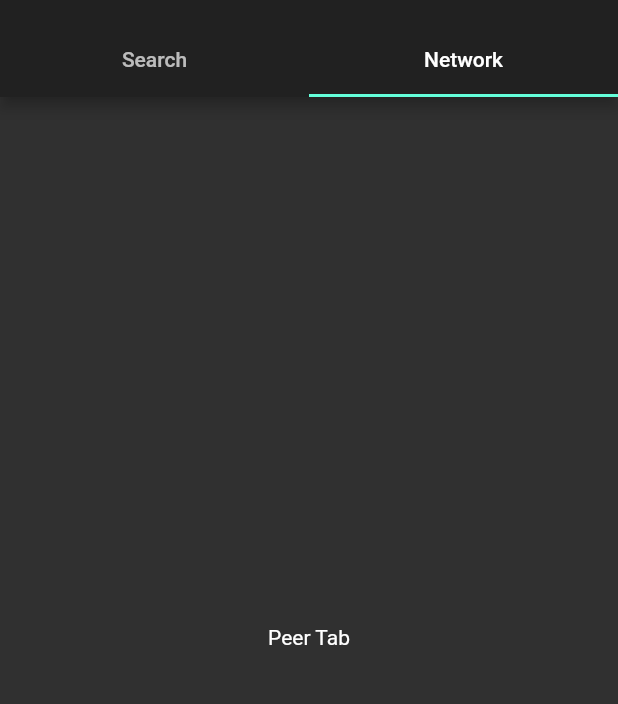
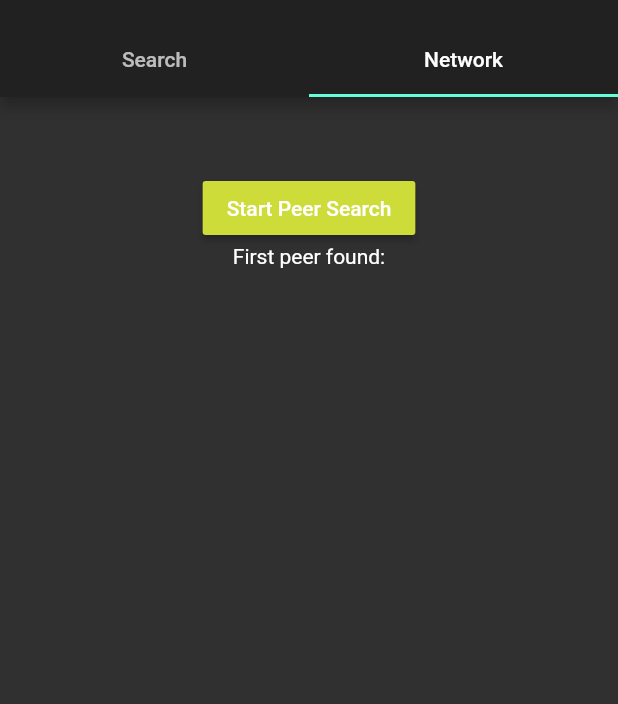
Before and after one commit to electricherd/audiobookfinder, a Flutter app: the screen it shows after launch, tab 2 chosen, on a phone screen of 412 x 824 dp, the part 59-763 px from its top. Run offline on Flutter 3.47's test engine with Material 2 defaults, Android fonts, the phone set to English and light mode, and no system bars; our stand-ins replace file_picker, flutter_spinkit, isolate; missing offline and left inert: dart:ffi; project files that could hold a hidden picture were left out.

Commit message:
[app] separated network and search tab logic, fixed design

```diff
--- a/lib/main.dart
+++ b/lib/main.dart
@@ -67,7 +67,7 @@ class _MyHomePageState extends State<MyHomePage> {
           body: TabBarView(
             children: [
               SearchTab(adbflib),
-              PeerTab(),
+              PeerTab(adbflib),
             ],
           ),
         ),
--- a/lib/peer_tab.dart
+++ b/lib/peer_tab.dart
@@ -1,13 +1,76 @@
 // peer_tab.dart
+import 'package:adbflib/adbflib.dart';
 import 'package:flutter/material.dart';
+import 'package:flutter/widgets.dart';
 
-class PeerTab extends StatelessWidget {
+
+class PeerTab extends StatefulWidget {
+  Adbflib adbflib;
+  PeerTab(this.adbflib, {Key key}) : super(key: key);
+  @override
+  _PeerTabState createState() => _PeerTabState(adbflib);
+}
+
+class _PeerTabState extends State<PeerTab> {
+  Adbflib adbflib;
+  _PeerTabState(this.adbflib);
+
+  String _peer_id = '';
+  bool _searching_peers = false;
+
   @override
   Widget build(BuildContext context) {
     return Container(
-      child: Center(
-        child: Text('Peer Tab'),
+      child: Scaffold(
+        body: Align(
+          alignment: Alignment.topCenter,
+          child: Column(
+            mainAxisAlignment: MainAxisAlignment.start,
+            children: [
+              const SizedBox(height: 50),
+              RaisedButton(
+                color: _searching_peers ? Colors.greenAccent : Colors.lime,
+                child: Text(
+                  'Start Peer Search',
+                  style: TextStyle(
+                    color: Colors.white,
+                  ),
+                ),
+                onPressed: () {
+                  if (!_searching_peers) {
+                    _findNewPeer();
+                  }
+                },
+              ),
+              Text(
+                'First peer found:',
+              ),
+              const SizedBox(height: 5),
+              Text(
+                '$_peer_id',
+                style: TextStyle(
+                  fontFamily: "monospace",
+                  color: Colors.white,
+                ),
+              )
+            ],
+          ),
+        ),
       ),
     );
   }
+
+  void _findNewPeer() async {
+    _searching_peers = true;
+    setState(() {});
+    int peer_int = await adbflib.findNewPeer();
+    // it's int not uint
+    if (peer_int < 0) {
+      peer_int = -peer_int;
+    }
+    _peer_id = peer_int.toRadixString(16);
+    _searching_peers = false;
+    setState(() {});
+  }
+
 }
--- a/lib/search_tab.dart
+++ b/lib/search_tab.dart
@@ -8,8 +8,6 @@ import 'package:flutter/material.dart';
 class SearchTab extends StatefulWidget {
   Adbflib adbflib;
   SearchTab(this.adbflib, {Key key}) : super(key: key);
-
-
   @override
   _SearchTabState createState() => _SearchTabState(adbflib);
 }
@@ -19,12 +17,8 @@ class _SearchTabState extends State<SearchTab> {
   _SearchTabState(this.adbflib);
 
   int _findings = 0;
-
   bool _searching_path = false;
-  bool _searching_peers = false;
-
   String _path = '';
-  String _peer_id = '';
 
   @override
   Widget build(BuildContext context) {
@@ -57,32 +51,6 @@ class _SearchTabState extends State<SearchTab> {
                 Text(
                   'A number of $_findings audio files have been found!',
                 ),
-            const SizedBox(height: 50),
-            RaisedButton(
-              color: _searching_peers ? Colors.greenAccent : Colors.lime,
-              child: Text(
-                'Start Peer Search',
-                style: TextStyle(
-                  color: Colors.white,
-                ),
-              ),
-              onPressed: () {
-                if (!_searching_peers) {
-                  _findNewPeer();
-                }
-              },
-            ),
-            Text(
-              'First peer found:',
-            ),
-            const SizedBox(height: 5),
-            Text(
-              '$_peer_id',
-              style: TextStyle(
-                fontFamily: "monospace",
-                color: Colors.white,
-              ),
-            )
             ],
         ),
       ),
@@ -99,17 +67,4 @@ class _SearchTabState extends State<SearchTab> {
     _searching_path = false;
     setState(() {});
   }
-
-  void _findNewPeer() async {
-    _searching_peers = true;
-    setState(() {});
-    int peer_int = await adbflib.findNewPeer();
-    // it's int not uint
-    if (peer_int < 0) {
-      peer_int = -peer_int;
 }
-    _peer_id = peer_int.toRadixString(16);
-    _searching_peers = false;
-    setState(() {});
-  }
-}
```
Lines whose indentation alone changed are shown as unchanged.
